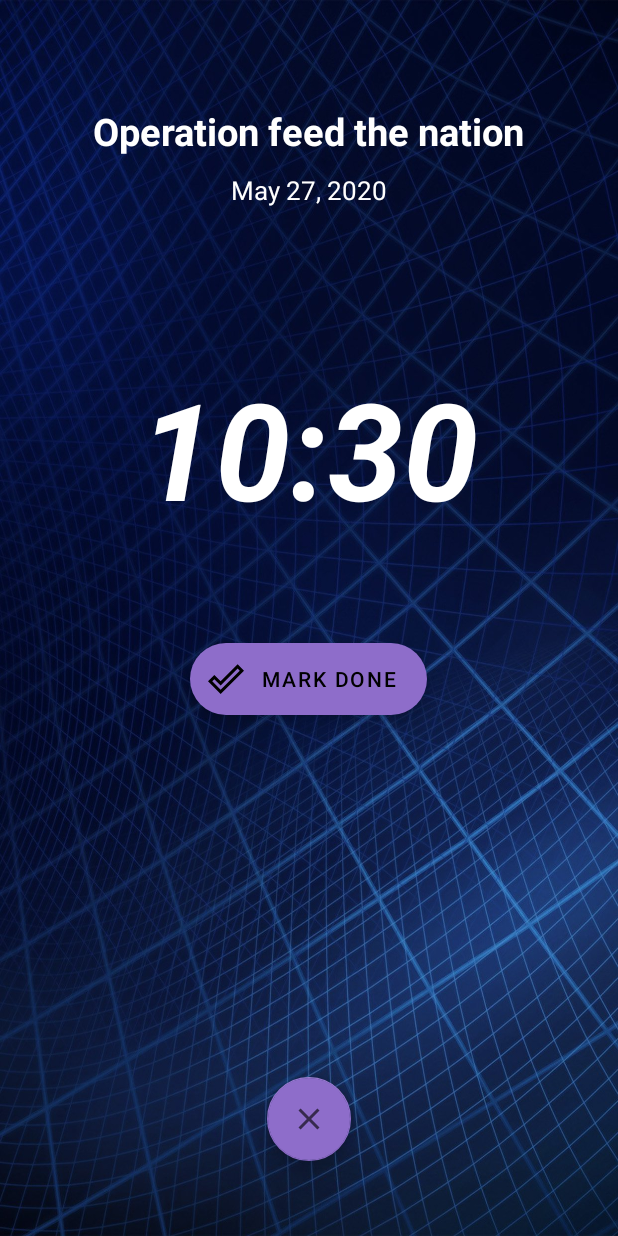
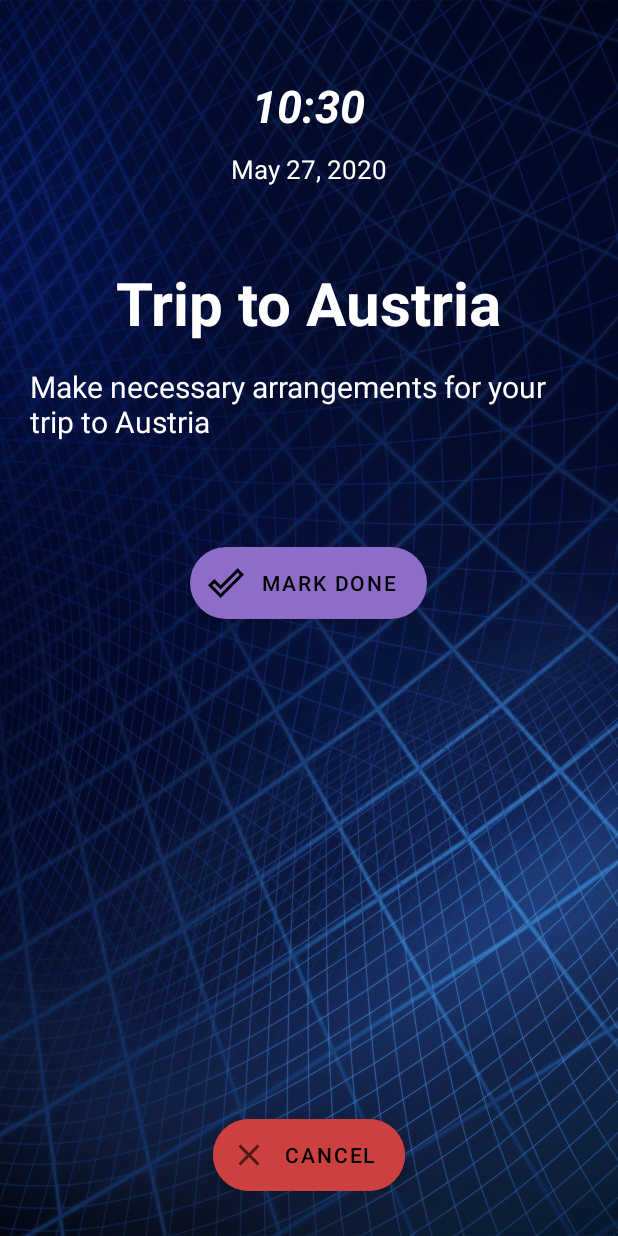
Before and after one commit to ETS-Android2/TODO_App, an Android app: the NotificationActivity screen opened directly, with no data from a screen before it, on a phone screen of 412 x 824 dp. Run offline under Robolectric (Android 15) with nearby library versions, the phone set to English and light mode, and no system bars; 7 statements that could not run were skipped.

Commit message:
reporting activity

```diff
--- a/app/src/main/AndroidManifest.xml
+++ b/app/src/main/AndroidManifest.xml
@@ -18,6 +18,7 @@
         android:roundIcon="@mipmap/app_icon"
         android:supportsRtl="true"
         android:theme="@style/Theme.Todo">
+        <activity android:name=".ReportActivity"></activity>
         <activity android:name=".SplashActivity">
             <intent-filter>
                 <action android:name="android.intent.action.MAIN" />
@@ -34,7 +35,7 @@
         <activity android:name=".AddActivity" />
         <activity android:name=".NotificationActivity" />
         <activity android:name=".SettingsActivity" />
-        <activity android:name=".ListActivity"/>
+        <activity android:name=".ListActivity" />
 
         <receiver
             android:name=".BootUp"
--- a/app/src/main/java/com/qadr/todo/NotificationActivity.java
+++ b/app/src/main/java/com/qadr/todo/NotificationActivity.java
@@ -36,12 +36,14 @@ public class NotificationActivity extends AppCompatActivity {
             actionButton.setOnClickListener(v -> markDone());
         }
         cancelBtn.setOnClickListener(v -> finish());
-        TextView name, date , time;
+        TextView name, date , time, note;
         name = findViewById(R.id.name);
         date = findViewById(R.id.date);
         time = findViewById(R.id.time);
+        note = findViewById(R.id.note);
         name.setText(todoWork.getName());
         date.setText(todoWork.getDate());
+        note.setText(todoWork.getNote());
         Calendar calendar = Calendar.getInstance();
         calendar.setTimeInMillis(todoWork.getTimeInMilli());
         time.setText(TodoRecyclerAdapter.timeText(calendar.get(Calendar.HOUR), calendar.get(Calendar.MINUTE)));
--- a/app/src/main/java/com/qadr/todo/TodoActivity.java
+++ b/app/src/main/java/com/qadr/todo/TodoActivity.java
@@ -2,7 +2,6 @@ package com.qadr.todo;
 
 import android.content.Intent;
 import android.os.Bundle;
-import android.util.Log;
 import android.view.Menu;
 import android.view.MenuItem;
 import android.view.View;
@@ -11,7 +10,6 @@ import android.widget.ImageView;
 import android.widget.RelativeLayout;
 import android.widget.SearchView;
 import android.widget.TextView;
-import android.widget.Toast;
 
 import androidx.appcompat.app.AppCompatActivity;
 import androidx.appcompat.widget.Toolbar;
@@ -45,7 +43,7 @@ public class TodoActivity extends AppCompatActivity implements Toolbar.OnMenuIte
     private SearchView searchView;
     private String category;
     private int icon, todayPositionInAppBar;
-    private ImageView iconView, calendarIcon;
+    private ImageView iconView;
     private String noText;
     private List<String> categories;
     private final SimpleDateFormat dateTitleFormat = new SimpleDateFormat("EEEE dd, MMM", Locale.getDefault());
@@ -94,7 +92,7 @@ public class TodoActivity extends AppCompatActivity implements Toolbar.OnMenuIte
     private void initViews() {
         MaterialToolbar toolbar = findViewById(R.id.topAppBar);
         allBtn = findViewById(R.id.all_btn);
-        calendarIcon = findViewById(R.id.calendarIcon);
+        ImageView calendarIcon = findViewById(R.id.calendarIcon);
         calendarIcon.setOnClickListener(this::showCalendar);
         allBtn.setOnClickListener(v -> {
             if(!isAllBtn) {
--- a/app/src/main/res/layout/activity_notification.xml
+++ b/app/src/main/res/layout/activity_notification.xml
@@ -6,31 +6,9 @@
     android:layout_width="match_parent"
     android:layout_height="match_parent"
     tools:context=".NotificationActivity"
-    android:padding="20dp"
+    android:paddingHorizontal="20dp"
+    android:paddingVertical="30dp"
     android:background="@mipmap/bkground">
-
-    <TextView
-        android:layout_width="wrap_content"
-        android:layout_height="wrap_content"
-        android:layout_centerHorizontal="true"
-        android:text="Operation feed the nation"
-        android:textSize="25sp"
-        android:id="@+id/name"
-        android:layout_marginTop="50dp"
-        android:textStyle="bold"
-        android:textColor="@color/white"
-        />
-
-    <TextView
-        android:id="@+id/date"
-        android:layout_width="wrap_content"
-        android:layout_height="wrap_content"
-        android:layout_centerHorizontal="true"
-        android:layout_below="@+id/name"
-        android:textSize="17sp"
-        android:text="May 27, 2020"
-        android:textColor="@color/white"
-        android:layout_marginTop="10dp"/>
 
 
     <TextView
@@ -38,14 +16,47 @@
         android:layout_height="wrap_content"
         android:id="@+id/time"
         android:textStyle="bold|italic"
-        android:textSize="90sp"
+        android:textSize="30sp"
         android:text="20:30"
         android:textColor="@color/white"
-        android:layout_below="@id/date"
-        android:layout_marginTop="100dp"
+        android:layout_marginTop="20dp"
         android:layout_centerHorizontal="true"/>
 
+    <TextView
+        android:id="@+id/date"
+        android:layout_width="wrap_content"
+        android:layout_height="wrap_content"
+        android:layout_centerHorizontal="true"
+        android:layout_below="@+id/time"
+        android:textSize="17sp"
+        android:text="May 27, 2020"
+        android:textColor="@color/white"
+        android:layout_marginTop="10dp"/>
 
+    <TextView
+        android:layout_width="wrap_content"
+        android:layout_height="wrap_content"
+        android:layout_centerHorizontal="true"
+        android:text="Trip to Austria"
+        android:textSize="40sp"
+        android:id="@+id/name"
+        android:layout_below="@id/date"
+        android:layout_marginTop="50dp"
+        android:textStyle="bold"
+        android:textColor="@color/white"
+        />
+
+    <TextView
+        android:layout_width="wrap_content"
+        android:layout_height="wrap_content"
+        android:layout_centerHorizontal="true"
+        android:text="Make necessary arrangements for your trip to Austria"
+        android:textSize="20sp"
+        android:id="@+id/note"
+        android:layout_below="@id/name"
+        android:layout_marginTop="15dp"
+        android:textColor="@color/white"
+        />
 
     <com.google.android.material.floatingactionbutton.ExtendedFloatingActionButton
         android:id="@+id/action_fab"
@@ -54,20 +65,20 @@
         android:contentDescription="@string/mark_work_done_or_make_call_in_case_of_calls"
         android:text="@string/mark_as_done"
         android:layout_centerHorizontal="true"
-        android:layout_below="@id/time"
+        android:layout_below="@id/note"
         android:layout_marginTop="70dp"
         app:icon="@drawable/list_call_40"/>
 
-    <com.google.android.material.floatingactionbutton.FloatingActionButton
+    <com.google.android.material.floatingactionbutton.ExtendedFloatingActionButton
         android:id="@+id/close_btn"
         android:layout_width="wrap_content"
         android:layout_height="wrap_content"
-        android:layout_gravity="bottom|end"
         android:contentDescription="@string/cancel_the_notification"
         android:layout_alignParentBottom="true"
         android:layout_centerHorizontal="true"
-        android:layout_marginBottom="30dp"
-        app:srcCompat="@drawable/ic_baseline_close_24_black"/>
+        android:text="@string/cancel"
+        android:backgroundTint="@color/red"
+        app:icon="@drawable/ic_baseline_close_24_black"/>
 
 
 </RelativeLayout>
--- a/app/src/main/res/values/colors.xml
+++ b/app/src/main/res/values/colors.xml
@@ -11,7 +11,7 @@
     <color name="Transparent">#00000000</color>
     <color name="pink">#F4BEC7</color>
     <color name="my_primary_color">#8E6DCA</color>
-    <color name="red">#BA1616</color>
+    <color name="red">#CD4040</color>
     <color name="yellow">#F1B806</color>
     <color name="splash">#6CB1EF</color>
 </resources>
```
Also changed, not shown: app/src/main/java/com/qadr/todo/ReportActivity.java (added, +39 -0 lines), app/src/main/res/layout/activity_report.xml (added, +61 -0 lines).
